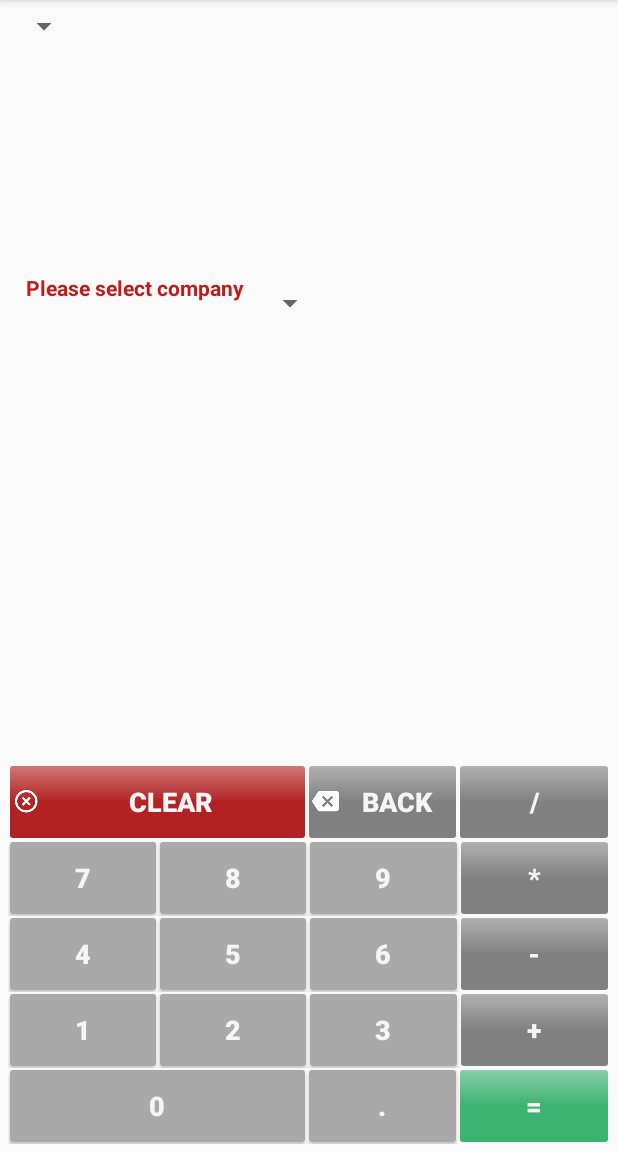
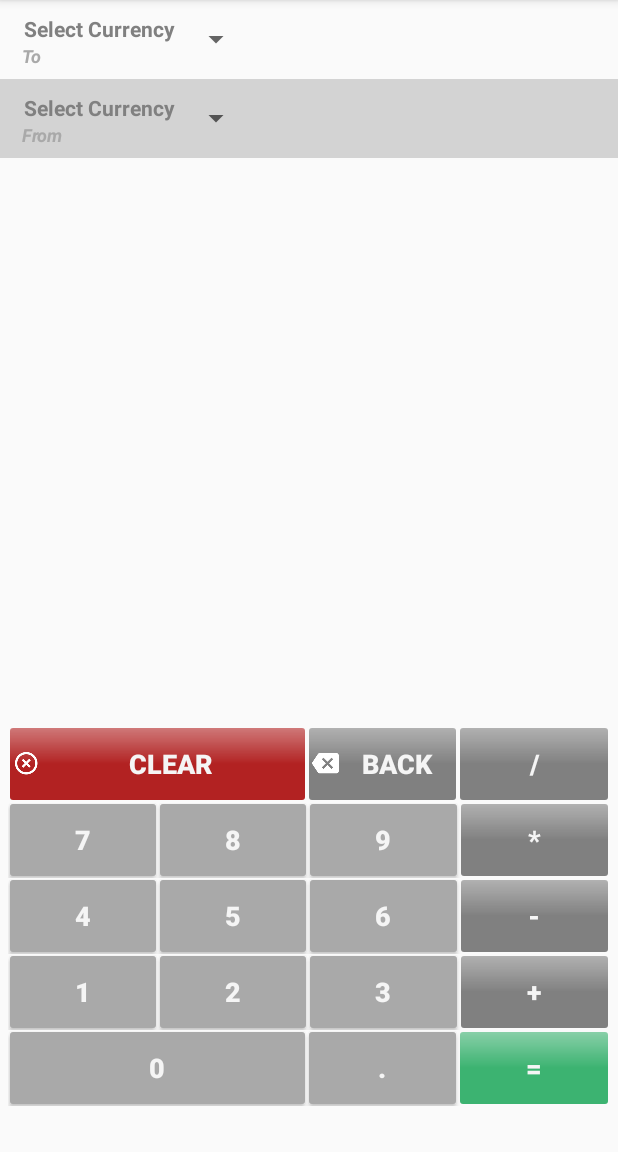
Before and after one commit to andela-oadelemoni/checkpoint3, an Android app: the screen it shows after launch (MainActivity), on a phone screen of 412 x 824 dp, the part 84-1236 px from its top. Run offline under Robolectric (Android 15) with nearby library versions, the phone set to English and light mode, and no system bars.

Commit message:
[#105181644] Fix soft navigation bar in lollipop and add currency interface to layout

```diff
--- a/app/build.gradle
+++ b/app/build.gradle
@@ -24,5 +24,4 @@ dependencies {
     testCompile 'junit:junit:4.12'
     compile 'com.android.support:appcompat-v7:22.2.0'
     compile 'com.android.support:design:22.2.0'
-    compile 'com.android.support:gridlayout-v7:22.2.0'
 }
--- a/app/src/main/java/com/andela/www/currencycalculator/CurrencyAdapter.java
+++ b/app/src/main/java/com/andela/www/currencycalculator/CurrencyAdapter.java
@@ -19,20 +19,22 @@ public class CurrencyAdapter extends ArrayAdapter<String> {
 
     private Activity activity;
     private ArrayList data;
+    private boolean isStartingCurrency;
     public Resources res;
     CurrencyModel tempValues=null;
     LayoutInflater inflater;
 
     /*************  CustomAdapter Constructor *****************/
     public CurrencyAdapter(Context context, int textViewResourceId, ArrayList objects,
-            Resources resLocal)
-    {
+            Resources resLocal, boolean isStartingCurrency) {
+
         super(context, textViewResourceId, objects);
 
         /********** Take passed values **********/
         activity = (Activity) context;
         data     = objects;
         res      = resLocal;
+        this.isStartingCurrency = isStartingCurrency;
 
         /***********  Layout inflator to call external xml layout () **********************/
         inflater = (LayoutInflater)activity.getSystemService(Context.LAYOUT_INFLATER_SERVICE);
@@ -59,15 +61,16 @@ public class CurrencyAdapter extends ArrayAdapter<String> {
         tempValues = null;
         tempValues = (CurrencyModel) data.get(position);
 
-        TextView label        = (TextView)row.findViewById(R.id.company);
+        TextView label        = (TextView)row.findViewById(R.id.currency);
         TextView sub          = (TextView)row.findViewById(R.id.sub);
         ImageView companyLogo = (ImageView)row.findViewById(R.id.image);
 
         if(position==0){
 
             // Default selected Spinner item
-            label.setText("Please select company");
-            sub.setText("");
+            label.setText(R.string.spinner_label_text);
+            if (isStartingCurrency) sub.setText(R.string.starting_sub_text);
+            else sub.setText(R.string.destination_sub_text);
         }
         else
         {
--- a/app/src/main/java/com/andela/www/currencycalculator/MainActivity.java
+++ b/app/src/main/java/com/andela/www/currencycalculator/MainActivity.java
@@ -1,8 +1,6 @@
 package com.andela.www.currencycalculator;
 
 import android.os.Bundle;
-import android.support.design.widget.FloatingActionButton;
-import android.support.design.widget.Snackbar;
 import android.support.v7.app.AppCompatActivity;
 import android.support.v7.widget.Toolbar;
 import android.view.View;
@@ -11,7 +9,6 @@ import android.view.MenuItem;
 import android.widget.Button;
 import android.widget.Spinner;
 import android.widget.TextView;
-import android.widget.Toast;
 
 import java.util.ArrayList;
 
@@ -22,7 +19,9 @@ public class MainActivity extends AppCompatActivity {
     private String previousInput = "";
     private String currentInput = "";
     private Spinner startingCurrency;
-    private CurrencyAdapter spinnerAdapter;
+    private Spinner destinationCurrency;
+    private CurrencyAdapter destinationSpinnerAdapter;
+    private CurrencyAdapter startingSpinnerAdapter;
     public ArrayList<CurrencyModel> currencyValues = new ArrayList<>();
 
     @Override
@@ -40,15 +39,18 @@ public class MainActivity extends AppCompatActivity {
         /******* Firstly take data in model object ******/
         sched.setCurrencyName("Company ");
         sched.setImage("image");
-        sched.setUrl("http:\\www.company.com");
+        sched.setUrl("http://www.company.com");
 
         /******** Take Model Object in ArrayList **********/
         currencyValues.add(sched);
 
         startingCurrency = (Spinner) findViewById(R.id.starting_currency_picker);
-        spinnerAdapter = new CurrencyAdapter(this, R.layout.spinner_rows, currencyValues, getResources());
+        destinationCurrency = (Spinner) findViewById(R.id.destination_currency_picker);
+        destinationSpinnerAdapter = new CurrencyAdapter(this, R.layout.spinner_rows, currencyValues, getResources(), false);
+        startingSpinnerAdapter = new CurrencyAdapter(this, R.layout.spinner_rows, currencyValues, getResources(), true);
 
-        startingCurrency.setAdapter(spinnerAdapter);
+        startingCurrency.setAdapter(startingSpinnerAdapter);
+        destinationCurrency.setAdapter(destinationSpinnerAdapter);
     }
 
     @Override
@@ -110,6 +112,7 @@ public class MainActivity extends AppCompatActivity {
     private void processNumberClick(int number) {
         if (!zeroInput(number))
             currentInput += number;
+            previousInput = currentInput;
         displayResult(currentInput);
     }
 
--- a/app/src/main/res/layout/content_main.xml
+++ b/app/src/main/res/layout/content_main.xml
@@ -5,7 +5,6 @@
     android:layout_width="match_parent"
     android:layout_height="match_parent"
     android:orientation="vertical"
-    android:padding="@dimen/default_app_padding"
     app:layout_behavior="@string/appbar_scrolling_view_behavior"
     tools:context=".MainActivity"
     tools:showIn="@layout/activity_main">
@@ -13,8 +12,8 @@
     <!-- Destination Currency -->
     <LinearLayout
         android:layout_width="match_parent"
-        android:layout_height="0dp"
-        android:layout_weight="2"
+        android:layout_height="wrap_content"
+        android:padding="4dp"
         android:orientation="horizontal">
 
         <Spinner
@@ -34,9 +33,10 @@
     <!-- Starting Currency -->
     <LinearLayout
         android:layout_width="match_parent"
-        android:layout_height="0dp"
-        android:layout_weight="2"
-        android:orientation="horizontal">
+        android:layout_height="wrap_content"
+        android:padding="4dp"
+        android:orientation="horizontal"
+        android:background="@color/LightGrey">
 
         <Spinner
             android:id="@+id/starting_currency_picker"
@@ -56,16 +56,24 @@
     <TextView
         android:id="@+id/calculator_screen"
         android:layout_width="match_parent"
+        android:layout_height="wrap_content"
+        android:gravity="end"
+        android:textSize="36sp" />
+
+    <!-- Force Calculator layout to be at the bottom of the screen -->
+    <View
+        android:layout_width="wrap_content"
         android:layout_height="0dp"
-        android:layout_weight="2"
-        android:gravity="end"
-        android:textSize="40sp" />
+        android:layout_weight="1" />
 
     <!-- Calculator interface -->
     <LinearLayout
         android:layout_width="match_parent"
         android:layout_height="wrap_content"
-        android:orientation="vertical">
+        android:orientation="vertical"
+        android:layout_gravity="bottom"
+        style="@style/lollipop_fix"
+        android:padding="@dimen/default_app_padding">
 
         <LinearLayout
             android:layout_width="match_parent"
--- a/app/src/main/res/layout/spinner_rows.xml
+++ b/app/src/main/res/layout/spinner_rows.xml
@@ -12,21 +12,23 @@
         />
     <TextView
         android:layout_toRightOf="@+id/image"
-        android:padding="3dip"
+        android:paddingLeft="3dip"
         android:layout_marginTop="2dip"
-        android:textColor="@drawable/red"
+        android:textColor="@color/Gray"
         android:textStyle="bold"
-        android:id="@+id/company"
+        android:id="@+id/currency"
         android:layout_marginLeft="5dip"
         android:layout_width="wrap_content"
         android:layout_height="wrap_content"/>
     <TextView
         android:layout_toRightOf="@+id/image"
-        android:padding="2dip"
-        android:textColor="@drawable/darkgrey"
+        android:paddingLeft="2dip"
+        android:textColor="@color/DarkGray"
         android:layout_marginLeft="5dip"
         android:id="@+id/sub"
-        android:layout_below="@+id/company"
+        android:layout_below="@+id/currency"
         android:layout_width="wrap_content"
-        android:layout_height="wrap_content"/>
+        android:layout_height="wrap_content"
+        android:textStyle="bold|italic"
+        android:textSize="12sp"/>
 </RelativeLayout>
--- /dev/null
+++ b/app/src/main/res/values-v21/styles.xml
@@ -0,0 +1,6 @@
+<?xml version="1.0" encoding="utf-8"?>
+<resources>
+    <style name="lollipop_fix">
+        <item name="android:layout_marginBottom">25dp</item>
+    </style>
+</resources>
--- a/app/src/main/res/values/colors.xml
+++ b/app/src/main/res/values/colors.xml
@@ -1,10 +1,24 @@
 <?xml version="1.0" encoding="utf-8"?>
 <resources>
+
+    <drawable name="Blue">#b0e0e6</drawable>
+    <drawable name="white">#ffffff</drawable>
+    <drawable name="black">#000000</drawable>
+    <drawable name="green">#347C2C</drawable>
+    <drawable name="pink">#FF00FF</drawable>
+    <drawable name="violet">#a020f0</drawable>
+    <drawable name="grey">#cccccc</drawable>
+    <drawable name="red">#C11B17</drawable>
+    <drawable name="yellow">#FFFF8C</drawable>
+    <drawable name="PowderBlue">#b0e0e6</drawable>
+    <drawable name="brown">#2F1700</drawable>
+
     <color name="colorPrimary">#3F51B5</color>
     <color name="colorPrimaryDark">#303F9F</color>
     <color name="colorAccent">#FF4081</color>
 
     <!-- ADVANCED COLOUR SHADES -->
+    <color name="LightBrown">#E8D6C6</color>
     <color name="Ivory">#FFFFF0</color>
     <color name="LightYellow">#FFFFE0</color>
     <color name="Yellow">#FFFF00</color>
--- a/app/src/main/res/values/strings.xml
+++ b/app/src/main/res/values/strings.xml
@@ -24,17 +24,10 @@
 
     <string name="hello">Custom Spinner</string>
     <string name="defaultText">  Select your Company  </string>
-    <drawable name="Blue">#b0e0e6</drawable>
-    <drawable name="white">#ffffff</drawable>
-    <drawable name="black">#000000</drawable>
-    <drawable name="green">#347C2C</drawable>
-    <drawable name="pink">#FF00FF</drawable>
-    <drawable name="violet">#a020f0</drawable>
-    <drawable name="grey">#cccccc</drawable>
-    <drawable name="red">#C11B17</drawable>
-    <drawable name="yellow">#FFFF8C</drawable>
-    <drawable name="PowderBlue">#b0e0e6</drawable>
-    <drawable name="brown">#2F1700</drawable>
+
     <string name="select_Category">Select Company</string>
+    <string name="spinner_label_text">Select Currency</string>
+    <string name="starting_sub_text">From</string>
+    <string name="destination_sub_text">To</string>
     <drawable name="darkgrey">#606060</drawable>
 </resources>
--- a/app/src/main/res/values/styles.xml
+++ b/app/src/main/res/values/styles.xml
@@ -55,4 +55,8 @@
         <item name="android:background">@drawable/cancel_button</item>
     </style>
 
+    <style name="lollipop_fix">
+
+    </style>
+
 </resources>
```
Also changed, not shown: 1 other file.
